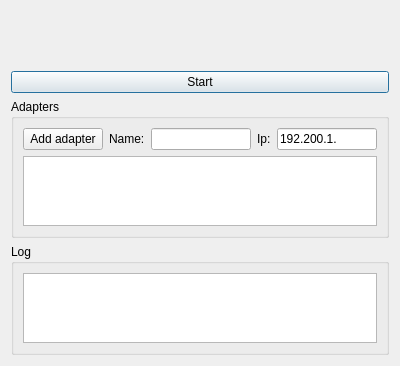
Before: the Qt Designer form discnet_sim/src/ui/widgets/NodeDialog.ui in smashmeta/discnet, drawn with Qt 5.
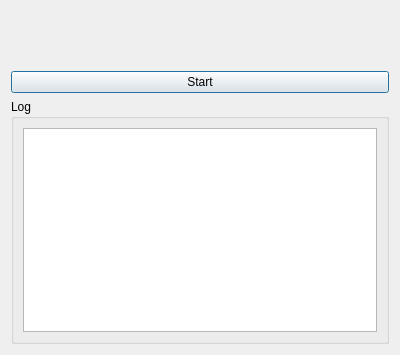
After: the same form once the commit is applied.

Commit message: minor bugfix + route model class

```diff
--- a/discnet_sim/src/ui/widgets/NodeDialog.ui
+++ b/discnet_sim/src/ui/widgets/NodeDialog.ui
@@ -7,7 +7,7 @@
     <x>0</x>
     <y>0</y>
     <width>400</width>
-    <height>325</height>
+    <height>355</height>
    </rect>
   </property>
   <property name="windowTitle">
@@ -38,53 +38,6 @@
      </property>
     </widget>
    </item>
-   <item>
-    <widget class="QGroupBox" name="groupBox_2">
-     <property name="title">
-      <string>Adapters</string>
-     </property>
-     <layout class="QVBoxLayout" name="verticalLayout_3">
-      <item>
-       <layout class="QHBoxLayout" name="horizontalLayout">
-        <item>
-         <widget class="QPushButton" name="btnAddSwitch">
-          <property name="text">
-           <string>Add adapter</string>
-          </property>
-         </widget>
-        </item>
-        <item>
-         <widget class="QLabel" name="label_2">
-          <property name="text">
-           <string>Name:</string>
-          </property>
-         </widget>
-        </item>
-        <item>
-         <widget class="QLineEdit" name="leAdapterName"/>
-        </item>
-        <item>
-         <widget class="QLabel" name="label">
-          <property name="text">
-           <string>Ip:</string>
-          </property>
-         </widget>
-        </item>
-        <item>
-         <widget class="QLineEdit" name="leAdapterIp">
-          <property name="text">
-           <string>192.200.1.</string>
-          </property>
-         </widget>
-        </item>
-       </layout>
-      </item>
-      <item>
-       <widget class="QListView" name="lwAdapters"/>
-      </item>
-     </layout>
-    </widget>
-   </item>
    <item>
     <widget class="QGroupBox" name="groupBox">
      <property name="title">
```
The commit also changes 8 other files.
